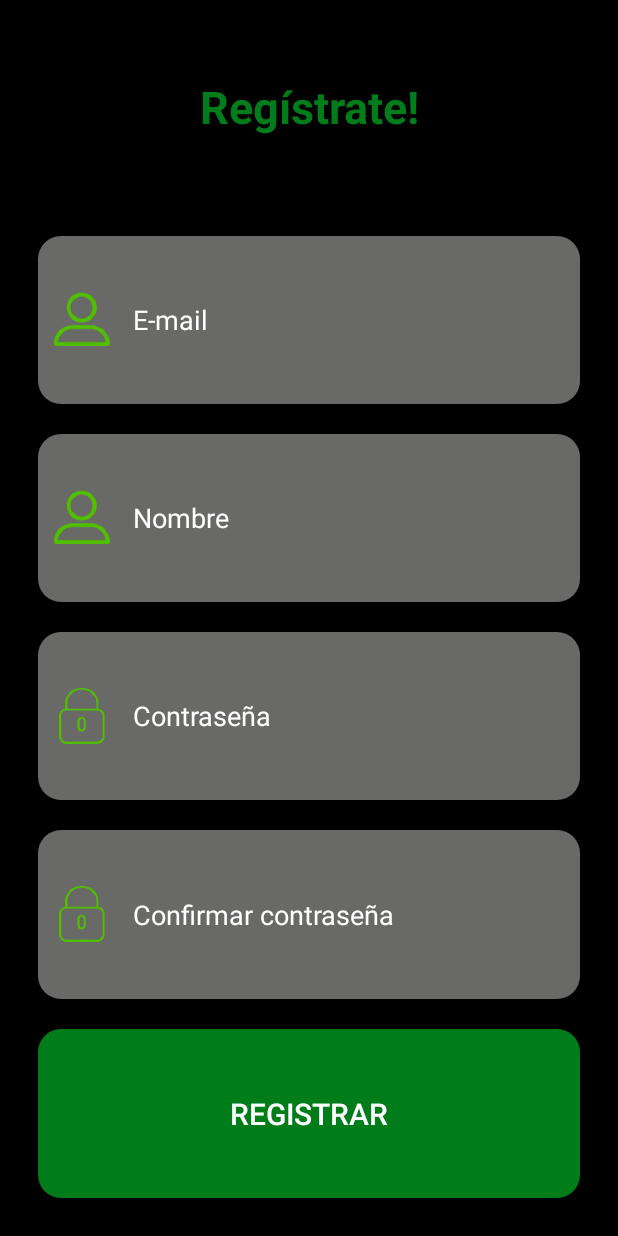
After one commit to andresarangopro/touristApp, an Android app: the ActivityRegister screen opened directly, with no data from a screen before it, on a phone screen of 412 x 824 dp. The commit adds this screen. Run offline under Robolectric (Android 15) with nearby library versions, the phone set to English and light mode, and no system bars; our stand-ins replace Firebase (no records; nobody signed in at launch, a user with empty details on screens opened directly).

Commit message:
Se organizó las carpetas del proyecto, se implemento el login y el registro de usuarios, se habilitó cerrar sesión y se organizarón errores lógicos

```diff
--- a/app/build.gradle
+++ b/app/build.gradle
@@ -24,7 +24,10 @@ dependencies {
     implementation 'com.android.support.constraint:constraint-layout:1.1.3'
     implementation 'com.android.support:support-v4:27.0.2'
     implementation 'com.android.support:design:27.0.2'
-    implementation 'com.google.firebase:firebase-core:16.0.1'
+    implementation 'com.google.firebase:firebase-core:16.0.3'
+    implementation 'com.google.firebase:firebase-database:16.0.1'
+    implementation 'com.google.firebase:firebase-storage:16.0.1'
+    implementation 'com.google.firebase:firebase-auth:16.0.3'
     testImplementation 'junit:junit:4.12'
     androidTestImplementation 'com.android.support.test:runner:1.0.2'
     androidTestImplementation 'com.android.support.test.espresso:espresso-core:3.0.2'
--- a/app/src/main/AndroidManifest.xml
+++ b/app/src/main/AndroidManifest.xml
@@ -10,7 +10,7 @@
         android:supportsRtl="true"
         android:theme="@style/AppTheme">
         <activity
-            android:name=".LoginActivity"
+            android:name=".Activitys.LoginActivity"
             android:theme="@style/AppTheme.NoActionBar">
             <intent-filter>
                 <action android:name="android.intent.action.MAIN" />
@@ -18,7 +18,8 @@
                 <category android:name="android.intent.category.LAUNCHER" />
             </intent-filter>
         </activity>
-        <activity android:name=".ForgotActivity" />
+        <activity android:name=".Activitys.ForgotActivity" />
+        <activity android:name=".Activitys.ActivityRegister" />
         <activity
             android:name=".NavigationActivity"
             android:label="@string/title_activity_navigation"
--- /dev/null
+++ b/app/src/main/java/com/example/hp/tourist/Activitys/ActivityRegister.java
@@ -0,0 +1,68 @@
+package com.example.hp.tourist.Activitys;
+
+import android.app.ProgressDialog;
+import android.os.Bundle;
+import android.support.v7.app.AppCompatActivity;
+import android.view.View;
+import android.widget.Button;
+import android.widget.EditText;
+
+import com.example.hp.tourist.R;
+import com.example.hp.tourist.Clases.Transacciones;
+import com.example.hp.tourist.Util;
+
+
+public class ActivityRegister extends AppCompatActivity implements View.OnClickListener{
+
+    private Button btnRegistrar;
+    private ProgressDialog pd;
+    private EditText txtName,txtEmail, txtPass, txtConfirPass;
+    private Transacciones mn = new Transacciones();
+
+    @Override
+    protected void onCreate(Bundle savedInstanceState) {
+        super.onCreate(savedInstanceState);
+        setContentView(R.layout.activity_register);
+        iniciar();
+        mn.inicializatedFireBase(this);
+    }
+
+
+    private void iniciar(){
+        btnRegistrar = findViewById(R.id.btnRegisterUser);
+        txtName = findViewById(R.id.txtName);
+        txtEmail = findViewById(R.id.txtRegistroEmail);
+        txtPass = findViewById(R.id.txtRegistroPass);
+        txtConfirPass = findViewById(R.id.txtRegistroConfirPass);
+
+        btnRegistrar.setOnClickListener(this);
+        pd = new ProgressDialog(this);
+    }
+
+    @Override
+    public void onClick(View v) {
+        switch (v.getId()){
+            case R.id.btnRegisterUser:{
+                if(validarCampos()){
+                    if(validarPass()){
+                        pd.setMessage("Ingresando, por favor espera");
+                        pd.show();
+                        mn.registrarUser(Util.getTxt(txtEmail),Util.getTxt(txtPass), ActivityRegister.this, Util.getTxt(txtName),pd);
+                    }else{
+                        txtConfirPass.setText("Las contraseñas no coinciden");
+                    }
+                }
+                break;
+            }
+        }
+    }
+
+    private boolean validarCampos(){
+        return !Util.emptyCampMSG(txtEmail,"Ingrese Correo") && !Util.emptyCampMSG(txtPass,"Ingrese contraseña") &&
+                !Util.emptyCampMSG(txtConfirPass, "Ingrese confirmación contraseña") && !Util.emptyCampMSG(txtName,"Ingrese su nombre");
+    }
+
+    private boolean validarPass(){
+        return Util.getTxt(txtPass).equals(Util.getTxt(txtConfirPass));
+    }
+}
--- a/app/src/main/java/com/example/hp/tourist/ForgotActivity.java
+++ b/app/src/main/java/com/example/hp/tourist/Activitys/ForgotActivity.java
@@ -1,7 +1,9 @@
-package com.example.hp.tourist;
+package com.example.hp.tourist.Activitys;
 
 import android.support.v7.app.AppCompatActivity;
 import android.os.Bundle;
+
+import com.example.hp.tourist.R;
 
 public class ForgotActivity extends AppCompatActivity {
 
--- /dev/null
+++ b/app/src/main/java/com/example/hp/tourist/Clases/Transacciones.java
@@ -0,0 +1,167 @@
+package com.example.hp.tourist.Clases;
+
+import android.app.Activity;
+import android.app.ProgressDialog;
+import android.content.Context;
+import android.content.Intent;
+import android.support.annotation.NonNull;
+import android.widget.Toast;
+
+import com.example.hp.tourist.NavigationActivity;
+
+import com.google.android.gms.tasks.OnCompleteListener;
+import com.google.android.gms.tasks.Task;
+import com.google.firebase.auth.AuthResult;
+import com.google.firebase.auth.FirebaseAuth;
+import com.google.firebase.auth.FirebaseUser;
+import com.google.firebase.database.DataSnapshot;
+import com.google.firebase.database.DatabaseError;
+import com.google.firebase.database.DatabaseReference;
+import com.google.firebase.database.FirebaseDatabase;
+import com.google.firebase.database.ValueEventListener;
+import com.google.firebase.storage.FirebaseStorage;
+import com.google.firebase.storage.StorageReference;
+
+import static com.example.hp.tourist.Activitys.LoginActivity.calledAlready;
+
+
+public class Transacciones {
+
+    /////////////////////
+    //Variables
+    ////////////////////
+
+    public DatabaseReference databaseReference;
+    public FirebaseAuth firebaseAuth;
+    public FirebaseDatabase firebaseDatabase;
+    public ProgressDialog progressDialog;
+    public FirebaseUser firebaseUser;
+    public StorageReference mStorage;
+    public FirebaseUser user ;
+    ///////////////////
+    //Constructor
+    //////////////////
+
+    public Transacciones() { }
+
+    /////////////////////
+    //Metodos
+    ////////////////////
+
+    /**
+     * Metodo que inserta cualquier objeto en la base de datos en el nodo que se pasa como
+     * parameto
+     *  @param childDatabaseR direccion del nodo donde se guardará el objeto
+     * @param key            llave primaria del objeto
+     * @param object         objeto a guardar
+     */
+
+    private Task<Void> insertar(String childDatabaseR, String key, Object object) {
+        return databaseReference.child(childDatabaseR).child(key).setValue(object);
+    }
+
+    public void inicializatedFireBase(Context context){
+
+        firebaseAuth = FirebaseAuth.getInstance();
+        firebaseDatabase = FirebaseDatabase.getInstance();
+        firebaseUser = firebaseAuth.getCurrentUser();
+        mStorage = FirebaseStorage.getInstance().getReference();
+        if (!calledAlready) {
+            firebaseDatabase.setPersistenceEnabled(true);
+            calledAlready = true;
+        }
+        databaseReference = firebaseDatabase.getReference();
+    }
+
+    public void account(final Context context, final Class<NavigationActivity> activityOpen){
+        eventSelect("Users").addListenerForSingleValueEvent(new ValueEventListener() {
+            @Override
+            public void onDataChange(DataSnapshot dataSnapshot) {
+                user = firebaseAuth.getCurrentUser();
+                context.startActivity(new Intent(context, NavigationActivity.class));
+            }
+
+            @Override
+            public void onCancelled(DatabaseError databaseError) {
+
+            }
+        });
+    }
+
+    /**
+     * Metodo que selecciona un dato referenciado el cua se pasa por parametro
+     * @param usChildString
+     */
+    public DatabaseReference eventSelect( String usChildString){
+        return databaseReference.child(usChildString);
+    }
+
+    public Task<AuthResult> login(String mail,String pass){
+        return firebaseAuth.signInWithEmailAndPassword(mail, pass);
+    }
+
+    public void loguearse(final String mail, final String pass, final Activity activity,
+                          final  Class<NavigationActivity> openActivity, final Context context, final ProgressDialog progressDialog){
+        login(mail,pass).addOnCompleteListener(activity, new OnCompleteListener<AuthResult>() {
+            @Override
+            public void onComplete(@NonNull Task<AuthResult> task) {
+                progressDialog.dismiss();
+                if (task.isSuccessful()) {
+                    account(context, openActivity);
+                    activity.finish();
+                } else {
+                    Toast.makeText(context, "Datos errados", Toast.LENGTH_LONG).show();
+                }
+            }
+        });
+    }
+
+
+
+
+  public void registrarUser(final String email, final String password, final Context context, final String name,  final ProgressDialog pd){
+        progressDialog = new ProgressDialog(context);
+        progressDialog.setMessage("Registrando usuario, por favor espera");
+        progressDialog.show();
+        firebaseAuth.createUserWithEmailAndPassword(email, password).addOnCompleteListener(new OnCompleteListener<AuthResult>() {
+            @Override
+            public void onComplete(@NonNull Task<AuthResult> task) {
+                if(task.isSuccessful()){
+                    ingresarNuevo(email, password, context, name, pd);
+                }else{
+                    pd.dismiss();
+                }
+
+            }
+        });
+    }
+
+    private void ingresarNuevo(String email, String password, final Context context, final String name, final ProgressDialog pd) {
+        firebaseAuth.signInWithEmailAndPassword(email, password).addOnCompleteListener(new OnCompleteListener<AuthResult>() {
+            @Override
+            public void onComplete(@NonNull Task<AuthResult> task) {
+                if(task.isSuccessful()){
+                    FirebaseUser user = firebaseAuth.getCurrentUser();
+                    Usuario uE = new Usuario(name,user.getUid(),user.getEmail());
+                    insertar("Users",user.getUid(),uE).addOnCompleteListener(new OnCompleteListener<Void>() {
+                        @Override
+                        public void onComplete(@NonNull Task<Void> task) {
+                            if(task.isSuccessful()){
+                                context.startActivity(new Intent(context, NavigationActivity.class));
+                                pd.dismiss();
+                            }else{
+                                pd.dismiss();
+                            }
+
+                        }
+                    });
+                }
+            }
+        });
+    }
+
+
+
+
+
+}
--- a/app/src/main/java/com/example/hp/tourist/FragmentRutas.java
+++ b/app/src/main/java/com/example/hp/tourist/Fragments/FragmentRutas.java
@@ -1,4 +1,4 @@
-package com.example.hp.tourist;
+package com.example.hp.tourist.Fragments;
 
 
 import android.os.Bundle;
@@ -7,6 +7,7 @@ import android.view.LayoutInflater;
 import android.view.View;
 import android.view.ViewGroup;
 
+import com.example.hp.tourist.R;
 
 
 public class FragmentRutas extends Fragment {
--- a/app/src/main/res/layout/activity_forgot.xml
+++ b/app/src/main/res/layout/activity_forgot.xml
@@ -4,6 +4,6 @@
     xmlns:tools="http://schemas.android.com/tools"
     android:layout_width="match_parent"
     android:layout_height="match_parent"
-    tools:context=".ForgotActivity">
+    tools:context=".Activitys.ForgotActivity">
 
 </android.support.constraint.ConstraintLayout>
--- a/app/src/main/res/layout/activity_login.xml
+++ b/app/src/main/res/layout/activity_login.xml
@@ -7,7 +7,7 @@
     android:orientation="vertical"
     android:weightSum="100"
 
-    tools:context=".LoginActivity">
+    tools:context=".Activitys.LoginActivity">
 
 
     <ImageView
--- /dev/null
+++ b/app/src/main/res/layout/activity_register.xml
@@ -0,0 +1,107 @@
+<LinearLayout xmlns:android="http://schemas.android.com/apk/res/android"
+    xmlns:tools="http://schemas.android.com/tools"
+    android:layout_width="match_parent"
+    android:layout_height="match_parent"
+    android:orientation="vertical"
+    android:padding="15dp"
+    tools:context="com.example.hp.tourist.Activitys.LoginActivity">
+        <TextView
+            android:layout_width="match_parent"
+            android:layout_height="0dp"
+            android:layout_marginBottom="20dp"
+            android:layout_weight="15"
+            android:gravity="center_horizontal|center_vertical"
+            android:text="Regístrate!"
+            android:textColor="@color/colorGreenBackground"
+            android:textSize="30sp"
+            android:textStyle="bold" />
+
+        <EditText
+            android:id="@+id/txtRegistroEmail"
+            android:layout_width="match_parent"
+            android:layout_height="0dp"
+            android:layout_margin="10dp"
+            android:layout_marginTop="25dp"
+            android:layout_weight="15"
+            android:background="@drawable/edittext_style"
+            android:drawableLeft="@mipmap/ic_user"
+            android:drawablePadding="10dp"
+            android:drawableStart="@mipmap/ic_user"
+            android:hint="E-mail"
+            android:inputType="textEmailAddress"
+            android:paddingLeft="5dp"
+            android:textColor="@color/colorAccent"
+            android:textColorHint="@color/colorAccent" />
+        <EditText
+            android:id="@+id/txtName"
+            android:layout_width="match_parent"
+            android:layout_height="0dp"
+            android:layout_margin="10dp"
+            android:layout_marginTop="25dp"
+            android:layout_weight="15"
+            android:background="@drawable/edittext_style"
+            android:drawableLeft="@mipmap/ic_user"
+            android:drawablePadding="10dp"
+            android:drawableStart="@mipmap/ic_user"
+            android:hint="Nombre"
+            android:inputType="text"
+            android:paddingLeft="5dp"
+            android:textColor="@color/colorAccent"
+            android:textColorHint="@color/colorAccent" />
+        <!-- android:drawableStart="@mipmap/ic_user"-->
+        <EditText
+            android:id="@+id/txtRegistroPass"
+            android:layout_width="match_parent"
+            android:layout_height="0dp"
+            android:layout_margin="10dp"
+            android:layout_weight="15"
+            android:background="@drawable/edittext_style"
+            android:drawableLeft="@mipmap/ic_padlock"
+            android:drawablePadding="10dp"
+            android:drawableStart="@mipmap/ic_padlock"
+            android:hint="Contraseña"
+            android:inputType="textPassword"
+            android:paddingLeft="5dp"
+            android:textColor="@color/colorAccent"
+            android:textColorHint="@color/colorAccent" />
+
+        <EditText
+            android:id="@+id/txtRegistroConfirPass"
+            android:layout_width="match_parent"
+            android:layout_height="0dp"
+            android:layout_margin="10dp"
+            android:layout_weight="15"
+            android:background="@drawable/edittext_style"
+            android:drawableLeft="@mipmap/ic_padlock"
+            android:drawablePadding="10dp"
+            android:drawableStart="@mipmap/ic_padlock"
+            android:hint="Confirmar contraseña"
+            android:inputType="textPassword"
+            android:paddingLeft="5dp"
+            android:textColor="@color/colorAccent"
+            android:textColorHint="@color/colorAccent" />
+
+       <!-- <Spinner
+            android:layout_margin="10dp"
+            android:layout_marginTop="25dp"
+            android:layout_width="match_parent"
+            android:layout_height="0dp"
+            android:layout_weight="15"
+            android:background="@drawable/edittext_style"
+            android:drawableStart="@mipmap/ic_chooser"
+            android:drawableLeft="@mipmap/ic_chooser"
+            android:id="@+id/spnTipoUser">
+        </Spinner>-->
+
+        <Button
+            android:layout_width="match_parent"
+            android:layout_height="0dp"
+            android:layout_margin="10dp"
+            android:layout_marginTop="15dp"
+            android:layout_weight="15"
+            android:background="@drawable/buttonlogin_style"
+            android:text="Registrar"
+            android:textColor="@color/colorAccent"
+            android:textSize="20dp"
+            android:id="@+id/btnRegisterUser"/>
+</LinearLayout>
--- a/app/src/main/res/layout/fragment_rutas.xml
+++ b/app/src/main/res/layout/fragment_rutas.xml
@@ -3,7 +3,7 @@
     xmlns:tools="http://schemas.android.com/tools"
     android:layout_width="match_parent"
     android:layout_height="match_parent"
-    tools:context=".FragmentRutas"
+    tools:context=".Fragments.FragmentRutas"
     android:orientation="vertical">
 
     <!-- TODO: Update blank fragment layout -->
--- a/app/src/main/res/menu/activity_navigation_drawer.xml
+++ b/app/src/main/res/menu/activity_navigation_drawer.xml
@@ -32,6 +32,10 @@
                 android:id="@+id/nav_configuracion"
                 android:icon="@drawable/ic_menu_manage"
                 android:title="@string/nav_configuracion" />
+            <item
+                android:id="@+id/nav_logout"
+                android:icon="@drawable/ic_menu_manage"
+                android:title="@string/nav_logout" />
 
         </menu>
     </item>
--- a/app/src/main/res/values/strings.xml
+++ b/app/src/main/res/values/strings.xml
@@ -13,7 +13,7 @@
     <string name="nav_noticias">Noticias</string>
     <string name="nav_perfil">Perfil</string>
     <string name="nav_configuracion">Configuración</string>
-
+    <string name="nav_logout">Cerrar sesión</string>
     <!-- TODO: Remove or change this placeholder text -->
     <string name="hello_blank_fragment">Hello blank fragment</string>
 </resources>
```
Also changed, not shown: app/src/main/java/com/example/hp/tourist/Activitys/LoginActivity.java (added, +74 -0 lines), app/src/main/java/com/example/hp/tourist/Clases/Usuario.java (added, +37 -0 lines), app/src/main/java/com/example/hp/tourist/LoginActivity.java (deleted, +0 -35 lines), app/src/main/java/com/example/hp/tourist/NavigationActivity.java (+16 -2 lines), app/src/main/java/com/example/hp/tourist/Util.java (added, +29 -0 lines).
